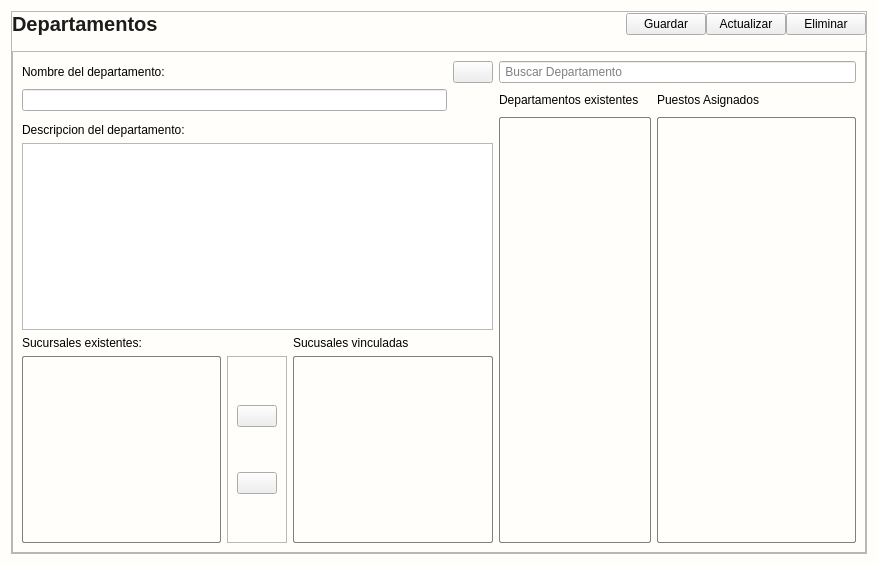
Before: the Qt Designer form app/View/UserInterfaceUi/UI_CONTROL_DEPARTAMENTOS.ui in LAngelVp/software-punto-de-venta, drawn with Qt 5.
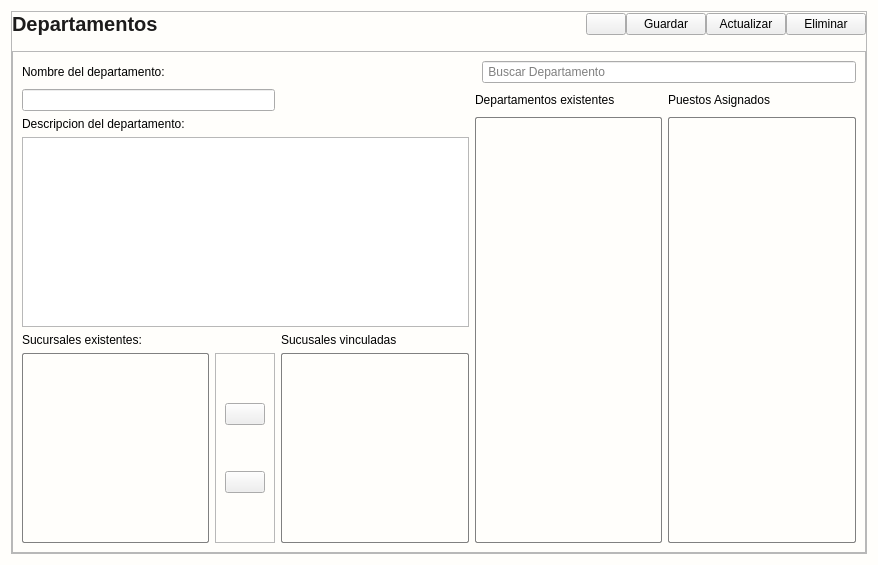
After: the same form once the commit is applied. Icons and pictures are not drawn.

Diff of the .ui file:
```diff
--- a/app/View/UserInterfaceUi/UI_CONTROL_DEPARTAMENTOS.ui
+++ b/app/View/UserInterfaceUi/UI_CONTROL_DEPARTAMENTOS.ui
@@ -32,6 +32,12 @@
 font-weight:bold;
 font-family:Arial;
 }
+#etiqueta_buscardepartamento{
+max-width:25px;
+max-height:25px;
+width:25px;
+height:25px;
+}
 [objectName*=&quot;etiquetasubtitulo_&quot;]{
 color: #1d1c1c;
 font-size:15px;
@@ -161,17 +167,7 @@
       <property name="verticalSpacing">
        <number>15</number>
       </property>
-      <item row="0" column="2">
-       <widget class="QPushButton" name="btn_btn_guardar">
-        <property name="cursor">
-         <cursorShape>PointingHandCursor</cursorShape>
-        </property>
-        <property name="text">
-         <string>Guardar</string>
-        </property>
-       </widget>
-      </item>
-      <item row="0" column="4">
+      <item row="0" column="5">
        <widget class="QPushButton" name="btn_btn_eliminar">
         <property name="cursor">
          <cursorShape>PointingHandCursor</cursorShape>
@@ -179,9 +175,39 @@
         <property name="text">
          <string>Eliminar</string>
         </property>
+        <property name="icon">
+         <iconset resource="../../Source/iconosSVG.qrc">
+          <normaloff>:/iconosBlancos/Icons/iconos/Blanco/eliminar_blanco.svg</normaloff>:/iconosBlancos/Icons/iconos/Blanco/eliminar_blanco.svg</iconset>
+        </property>
+        <property name="iconSize">
+         <size>
+          <width>24</width>
+          <height>24</height>
+         </size>
+        </property>
        </widget>
       </item>
       <item row="0" column="3">
+       <widget class="QPushButton" name="btn_btn_guardar">
+        <property name="cursor">
+         <cursorShape>PointingHandCursor</cursorShape>
+        </property>
+        <property name="text">
+         <string>Guardar</string>
+        </property>
+        <property name="icon">
+         <iconset resource="../../Source/iconosSVG.qrc">
+          <normaloff>:/iconosBlancos/Icons/iconos/Blanco/guardar_blanco.svg</normaloff>:/iconosBlancos/Icons/iconos/Blanco/guardar_blanco.svg</iconset>
+        </property>
+        <property name="iconSize">
+         <size>
+          <width>24</width>
+          <height>24</height>
+         </size>
+        </property>
+       </widget>
+      </item>
+      <item row="0" column="4">
        <widget class="QPushButton" name="btn_btn_actualizar">
         <property name="cursor">
          <cursorShape>PointingHandCursor</cursorShape>
@@ -189,12 +215,15 @@
         <property name="text">
          <string>Actualizar</string>
         </property>
-       </widget>
-      </item>
-      <item row="0" column="0">
-       <widget class="QLabel" name="etiquetaTitulo">
-        <property name="text">
-         <string>Departamentos</string>
+        <property name="icon">
+         <iconset resource="../../Source/iconosSVG.qrc">
+          <normaloff>:/iconosBlancos/Icons/iconos/Blanco/actualizar_blanco.svg</normaloff>:/iconosBlancos/Icons/iconos/Blanco/actualizar_blanco.svg</iconset>
+        </property>
+        <property name="iconSize">
+         <size>
+          <width>24</width>
+          <height>24</height>
+         </size>
         </property>
        </widget>
       </item>
@@ -211,7 +240,14 @@
         </property>
        </spacer>
       </item>
-      <item row="1" column="0" colspan="6">
+      <item row="0" column="0">
+       <widget class="QLabel" name="etiquetaTitulo">
+        <property name="text">
+         <string>Departamentos</string>
+        </property>
+       </widget>
+      </item>
+      <item row="1" column="0" colspan="7">
        <widget class="QFrame" name="contenedor_formulario">
         <property name="frameShape">
          <enum>QFrame::StyledPanel</enum>
@@ -219,35 +255,15 @@
         <property name="frameShadow">
          <enum>QFrame::Raised</enum>
         </property>
-        <layout class="QGridLayout" name="gridLayout_4">
-         <item row="3" column="5" rowspan="5" colspan="3">
-          <widget class="QListWidget" name="lista_departamentosexistentes"/>
-         </item>
-         <item row="5" column="0" colspan="4">
-          <widget class="QPlainTextEdit" name="txtlargo_descripciondepartamento">
-           <property name="cursor" stdset="0">
-            <cursorShape>IBeamCursor</cursorShape>
-           </property>
-          </widget>
-         </item>
-         <item row="6" column="0">
-          <widget class="QLabel" name="etiquetasubtitulo_sucursalesexistentes">
-           <property name="text">
-            <string>Sucursales existentes:</string>
-           </property>
-          </widget>
-         </item>
-         <item row="1" column="0">
+        <layout class="QGridLayout" name="gridLayout_5">
+         <item row="0" column="0">
           <widget class="QLabel" name="etiqueta_nombredepartamento">
            <property name="text">
             <string>Nombre del departamento:</string>
            </property>
           </widget>
          </item>
-         <item row="7" column="0">
-          <widget class="QListWidget" name="lista_sucursalesexistentes"/>
-         </item>
-         <item row="1" column="2">
+         <item row="0" column="2">
           <spacer name="horizontalSpacer_2">
            <property name="orientation">
             <enum>Qt::Horizontal</enum>
@@ -260,27 +276,48 @@
            </property>
           </spacer>
          </item>
-         <item row="1" column="3">
-          <widget class="QPushButton" name="btn_btn_limpiar">
-           <property name="cursor">
-            <cursorShape>PointingHandCursor</cursorShape>
+         <item row="1" column="4">
+          <widget class="QLabel" name="etiquetasubtitulo_departamentosexistentes">
+           <property name="text">
+            <string>Departamentos existentes</string>
            </property>
+          </widget>
+         </item>
+         <item row="1" column="5">
+          <widget class="QLabel" name="etiquetasubtitulo_puestosasignados">
            <property name="text">
-            <string/>
+            <string>Puestos Asignados</string>
            </property>
-           <property name="icon">
-            <iconset resource="../../Source/iconsdvg.qrc">
-             <normaloff>:/Icons/IconosSVG/borrador.png</normaloff>:/Icons/IconosSVG/borrador.png</iconset>
+          </widget>
+         </item>
+         <item row="2" column="0" colspan="2">
+          <widget class="QLabel" name="etiqueta_descripciondepartamento">
+           <property name="text">
+            <string>Descripcion del departamento:</string>
            </property>
-           <property name="iconSize">
-            <size>
-             <width>25</width>
-             <height>25</height>
-            </size>
+          </widget>
+         </item>
+         <item row="2" column="4" rowspan="4">
+          <widget class="QListWidget" name="lista_departamentosexistentes"/>
+         </item>
+         <item row="2" column="5" rowspan="4">
+          <widget class="QListWidget" name="lista_puestosasignados"/>
+         </item>
+         <item row="3" column="0" colspan="4">
+          <widget class="QPlainTextEdit" name="txtlargo_descripciondepartamento">
+           <property name="cursor" stdset="0">
+            <cursorShape>IBeamCursor</cursorShape>
            </property>
           </widget>
          </item>
-         <item row="6" column="2" colspan="2">
+         <item row="4" column="0">
+          <widget class="QLabel" name="etiquetasubtitulo_sucursalesexistentes">
+           <property name="text">
+            <string>Sucursales existentes:</string>
+           </property>
+          </widget>
+         </item>
+         <item row="4" column="2" colspan="2">
           <widget class="QLabel" name="etiquetasubtitulo_sucursalesvinculadas">
            <property name="text">
             <string>Sucusales vinculadas</string>
@@ -290,10 +327,10 @@
            </property>
           </widget>
          </item>
-         <item row="7" column="2" colspan="2">
-          <widget class="QListWidget" name="lista_sucursalesvinculadas"/>
+         <item row="5" column="0">
+          <widget class="QListWidget" name="lista_sucursalesexistentes"/>
          </item>
-         <item row="7" column="1">
+         <item row="5" column="1">
           <widget class="QFrame" name="contenedor_botonesvincular">
            <property name="frameShape">
             <enum>QFrame::StyledPanel</enum>
@@ -314,8 +351,14 @@
                <string/>
               </property>
               <property name="icon">
-               <iconset resource="../../Source/ibootstrap.qrc">
-                <normaloff>:/Icons/Bootstrap/arrow-right-circle.svg</normaloff>:/Icons/Bootstrap/arrow-right-circle.svg</iconset>
+               <iconset resource="../../Source/iconosSVG.qrc">
+                <normaloff>:/iconosBlancos/Icons/iconos/Blanco/flecha_derecha_blanco.svg</normaloff>:/iconosBlancos/Icons/iconos/Blanco/flecha_derecha_blanco.svg</iconset>
+              </property>
+              <property name="iconSize">
+               <size>
+                <width>24</width>
+                <height>24</height>
+               </size>
               </property>
              </widget>
             </item>
@@ -331,51 +374,79 @@
                <string/>
               </property>
               <property name="icon">
-               <iconset resource="../../Source/ibootstrap.qrc">
-                <normaloff>:/Icons/Bootstrap/arrow-left-circle.svg</normaloff>:/Icons/Bootstrap/arrow-left-circle.svg</iconset>
+               <iconset resource="../../Source/iconosSVG.qrc">
+                <normaloff>:/iconosBlancos/Icons/iconos/Blanco/flecha_izquierda_blanco.svg</normaloff>:/iconosBlancos/Icons/iconos/Blanco/flecha_izquierda_blanco.svg</iconset>
+              </property>
+              <property name="iconSize">
+               <size>
+                <width>24</width>
+                <height>24</height>
+               </size>
               </property>
              </widget>
             </item>
            </layout>
           </widget>
          </item>
-         <item row="3" column="8" rowspan="5">
-          <widget class="QListWidget" name="lista_puestosasignados"/>
+         <item row="5" column="2" colspan="2">
+          <widget class="QListWidget" name="lista_sucursalesvinculadas"/>
          </item>
-         <item row="2" column="0" colspan="3">
+         <item row="1" column="0" colspan="2">
           <widget class="QLineEdit" name="txt_nombredepartamento"/>
          </item>
-         <item row="2" column="8">
-          <widget class="QLabel" name="etiquetasubtitulo_puestosasignados">
-           <property name="text">
-            <string>Puestos Asignados</string>
+         <item row="0" column="4" colspan="2">
+          <layout class="QGridLayout" name="gridLayout_4">
+           <property name="spacing">
+            <number>0</number>
            </property>
-          </widget>
-         </item>
-         <item row="2" column="5">
-          <widget class="QLabel" name="etiquetasubtitulo_departamentosexistentes">
-           <property name="text">
-            <string>Departamentos existentes</string>
-           </property>
-          </widget>
-         </item>
-         <item row="1" column="5" colspan="4">
-          <widget class="QLineEdit" name="txt_buscardepartamento">
-           <property name="placeholderText">
-            <string> Buscar Departamento</string>
-           </property>
-          </widget>
-         </item>
-         <item row="4" column="0" colspan="4">
-          <widget class="QLabel" name="etiqueta_descripciondepartamento">
-           <property name="text">
-            <string>Descripcion del departamento:</string>
-           </property>
-          </widget>
+           <item row="0" column="1">
+            <widget class="QLineEdit" name="txt_buscardepartamento">
+             <property name="placeholderText">
+              <string> Buscar Departamento</string>
+             </property>
+            </widget>
+           </item>
+           <item row="0" column="0">
+            <widget class="QLabel" name="etiqueta_buscardepartamento">
+             <property name="text">
+              <string/>
+             </property>
+             <property name="pixmap">
+              <pixmap resource="../../Source/iconosSVG.qrc">:/iconosAzules/Icons/iconos/Azul/buscar_filas_azul.svg</pixmap>
+             </property>
+             <property name="scaledContents">
+              <bool>true</bool>
+             </property>
+             <property name="alignment">
+              <set>Qt::AlignCenter</set>
+             </property>
+            </widget>
+           </item>
+          </layout>
          </item>
         </layout>
        </widget>
       </item>
+      <item row="0" column="2">
+       <widget class="QPushButton" name="btn_btn_limpiar">
+        <property name="cursor">
+         <cursorShape>PointingHandCursor</cursorShape>
+        </property>
+        <property name="text">
+         <string/>
+        </property>
+        <property name="icon">
+         <iconset resource="../../Source/iconsdvg.qrc">
+          <normaloff>:/Icons/IconosSVG/borrador.png</normaloff>:/Icons/IconosSVG/borrador.png</iconset>
+        </property>
+        <property name="iconSize">
+         <size>
+          <width>25</width>
+          <height>25</height>
+         </size>
+        </property>
+       </widget>
+      </item>
      </layout>
     </widget>
    </item>
```
Left out of the diff: 3 changed lines with no effect on the pictures.
